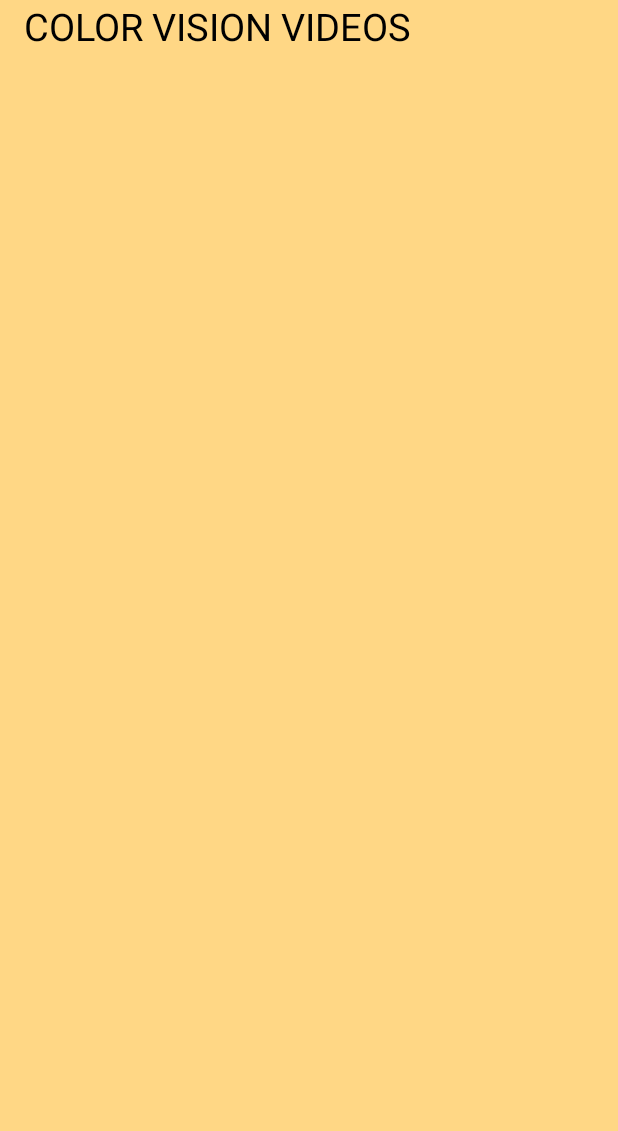
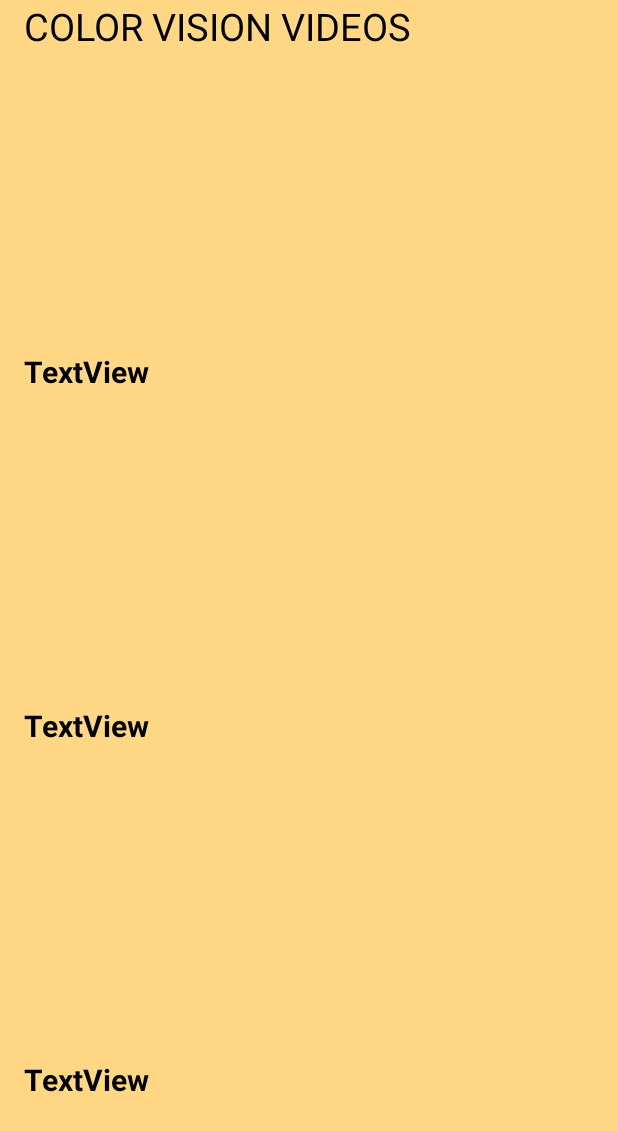
Before and after one commit to imsudipacharya/Nepal-License-Likhit, an Android app: the layout activity_videocolorvision.xml on its own in the app's theme, with its tools: preview values and no code run, on a phone screen of 412 x 824 dp. Shown: the top 1131 px of the screen. Run offline under Robolectric (Android 15) with nearby library versions, the phone set to English and light mode, and no system bars.

Commit message:
Latest Commit

```diff
--- a/app/src/main/AndroidManifest.xml
+++ b/app/src/main/AndroidManifest.xml
@@ -2,9 +2,10 @@
 <manifest xmlns:android="http://schemas.android.com/apk/res/android"
     package="com.bma.nepallicenselikhit">
 
+    <uses-permission android:name="android.permission.ACCESS_NETWORK_STATE" />
     <application
         android:allowBackup="true"
-        android:icon="@mipmap/ic_launcher"
+        android:icon="@drawable/bitmap"
         android:label="@string/app_name"
         android:roundIcon="@drawable/bitmap"
         android:supportsRtl="true"
--- a/app/src/main/res/layout/activity_videocolorvision.xml
+++ b/app/src/main/res/layout/activity_videocolorvision.xml
@@ -53,7 +53,8 @@
                 android:textAllCaps="true"
                 app:layout_constraintEnd_toEndOf="parent"
                 app:layout_constraintHorizontal_bias="0.0"
-                app:layout_constraintStart_toStartOf="parent" />
+                app:layout_constraintStart_toStartOf="parent"
+                tools:ignore="MissingConstraints" />
 
             <androidx.recyclerview.widget.RecyclerView
                 android:id="@+id/Rv_movies"
@@ -68,7 +69,8 @@
                 app:layout_constraintEnd_toEndOf="parent"
                 app:layout_constraintHorizontal_bias="0.0"
                 app:layout_constraintStart_toStartOf="parent"
-                app:layout_constraintTop_toBottomOf="@+id/textView" />
+                app:layout_constraintTop_toBottomOf="@+id/textView"
+                tools:listitem="@layout/item_movie"/>
 
         </androidx.constraintlayout.widget.ConstraintLayout>
 
--- a/app/src/main/res/layout/activity_videoquestion.xml
+++ b/app/src/main/res/layout/activity_videoquestion.xml
@@ -68,7 +68,8 @@
                 app:layout_constraintEnd_toEndOf="parent"
                 app:layout_constraintHorizontal_bias="0.0"
                 app:layout_constraintStart_toStartOf="parent"
-                app:layout_constraintTop_toBottomOf="@+id/textView" />
+                app:layout_constraintTop_toBottomOf="@+id/textView"
+                tools:listitem="@layout/item_movie"/>
 
         </androidx.constraintlayout.widget.ConstraintLayout>
 
```
Also changed, not shown: app/src/main/res/drawable/bitmap.jpg (deleted), app/src/main/res/drawable/bitmap.png (added), 2 other files.
